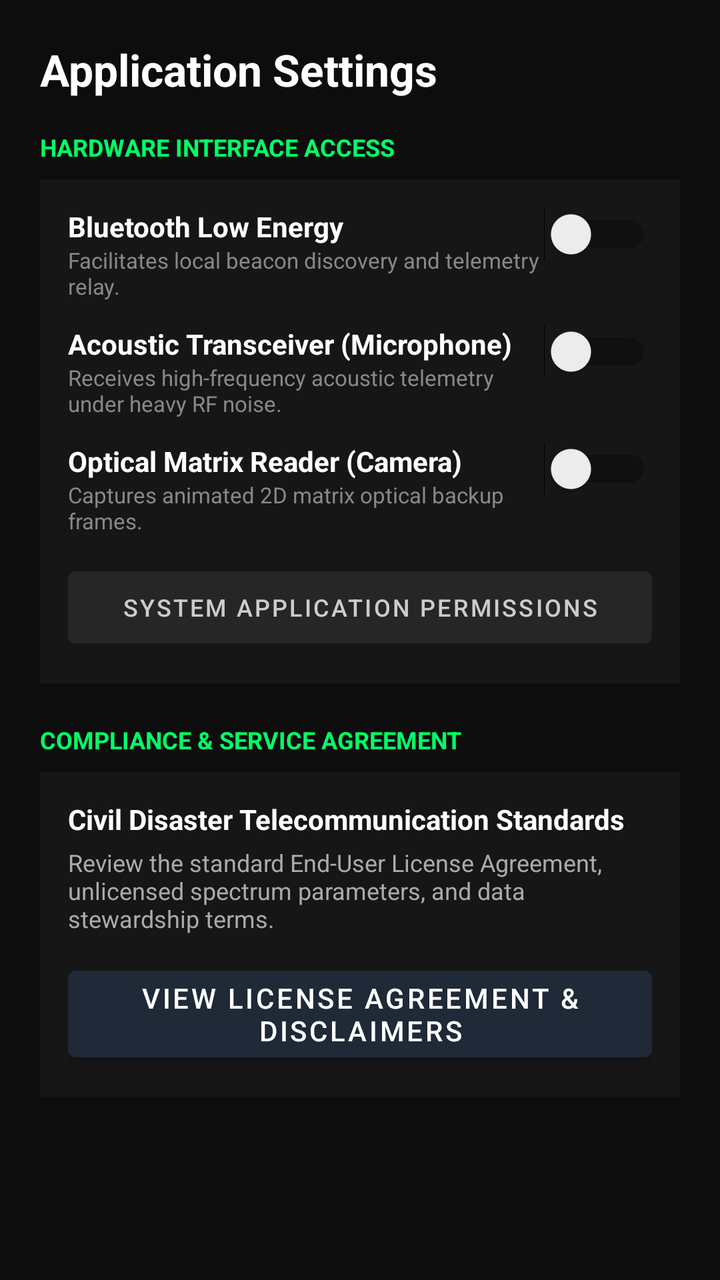
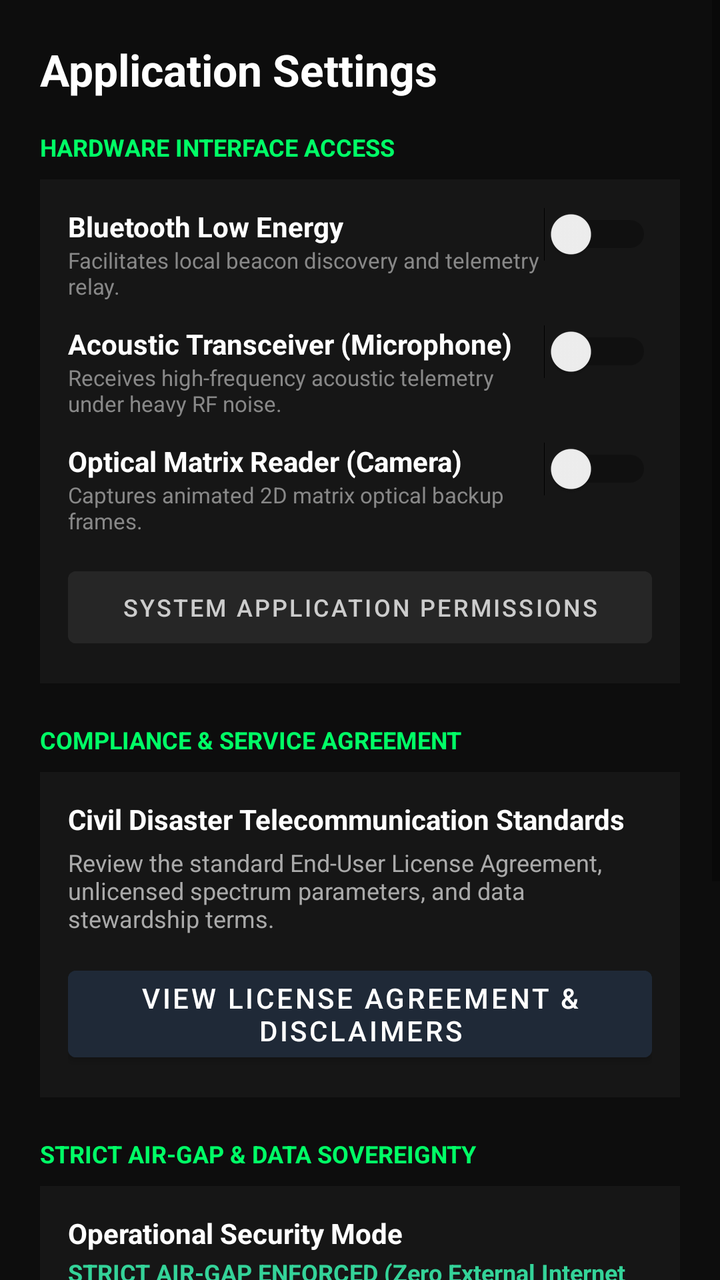

The first picture is an Android layout as it rendered before a commit; the second is the same layout after the commit. The layout source and the unified diff follow.
<!-- AndroidManifest.xml: application theme Theme.DisasterManagement -->
<!-- res/layout/activity_settings.xml -->
<?xml version="1.0" encoding="utf-8"?>
<ScrollView xmlns:android="http://schemas.android.com/apk/res/android"
    android:layout_width="match_parent"
    android:layout_height="match_parent"
    android:background="#0D0D0D">

    <LinearLayout
        android:layout_width="match_parent"
        android:layout_height="wrap_content"
        android:orientation="vertical"
        android:padding="20dp">

        <TextView
            android:layout_width="wrap_content"
            android:layout_height="wrap_content"
            android:text="Application Settings"
            android:textColor="#FFFFFF"
            android:textSize="22sp"
            android:textStyle="bold"
            android:layout_marginBottom="16dp" />

        <TextView
            android:layout_width="wrap_content"
            android:layout_height="wrap_content"
            android:text="HARDWARE INTERFACE ACCESS"
            android:textColor="#00FF66"
            android:textSize="12sp"
            android:textStyle="bold"
            android:layout_marginBottom="8dp" />

        <LinearLayout
            android:layout_width="match_parent"
            android:layout_height="wrap_content"
            android:orientation="vertical"
            android:background="#161616"
            android:padding="14dp"
            android:layout_marginBottom="20dp">

            <RelativeLayout
                android:layout_width="match_parent"
                android:layout_height="wrap_content"
                android:layout_marginBottom="12dp">
                <LinearLayout
                    android:layout_width="wrap_content"
                    android:layout_height="wrap_content"
                    android:orientation="vertical"
                    android:layout_alignParentStart="true"
                    android:layout_toStartOf="@+id/swSettingsBle">
                    <TextView
                        android:layout_width="wrap_content"
                        android:layout_height="wrap_content"
                        android:text="Bluetooth Low Energy"
                        android:textColor="#FFFFFF"
                        android:textStyle="bold" />
                    <TextView
                        android:layout_width="wrap_content"
                        android:layout_height="wrap_content"
                        android:text="Facilitates local beacon discovery and telemetry relay."
                        android:textColor="#888888"
                        android:textSize="11sp" />
                </LinearLayout>
                <Switch
                    android:id="@+id/swSettingsBle"
                    android:layout_width="wrap_content"
                    android:layout_height="wrap_content"
                    android:layout_alignParentEnd="true" />
            </RelativeLayout>

            <RelativeLayout
                android:layout_width="match_parent"
                android:layout_height="wrap_content"
                android:layout_marginBottom="12dp">
                <LinearLayout
                    android:layout_width="wrap_content"
                    android:layout_height="wrap_content"
                    android:orientation="vertical"
                    android:layout_alignParentStart="true"
                    android:layout_toStartOf="@+id/swSettingsMic">
                    <TextView
                        android:layout_width="wrap_content"
                        android:layout_height="wrap_content"
                        android:text="Acoustic Transceiver (Microphone)"
                        android:textColor="#FFFFFF"
                        android:textStyle="bold" />
                    <TextView
                        android:layout_width="wrap_content"
                        android:layout_height="wrap_content"
                        android:text="Receives high-frequency acoustic telemetry under heavy RF noise."
                        android:textColor="#888888"
                        android:textSize="11sp" />
                </LinearLayout>
                <Switch
                    android:id="@+id/swSettingsMic"
                    android:layout_width="wrap_content"
                    android:layout_height="wrap_content"
                    android:layout_alignParentEnd="true" />
            </RelativeLayout>

            <RelativeLayout
                android:layout_width="match_parent"
                android:layout_height="wrap_content"
                android:layout_marginBottom="12dp">
                <LinearLayout
                    android:layout_width="wrap_content"
                    android:layout_height="wrap_content"
                    android:orientation="vertical"
                    android:layout_alignParentStart="true"
                    android:layout_toStartOf="@+id/swSettingsCam">
                    <TextView
                        android:layout_width="wrap_content"
                        android:layout_height="wrap_content"
                        android:text="Optical Matrix Reader (Camera)"
                        android:textColor="#FFFFFF"
                        android:textStyle="bold" />
                    <TextView
                        android:layout_width="wrap_content"
                        android:layout_height="wrap_content"
                        android:text="Captures animated 2D matrix optical backup frames."
                        android:textColor="#888888"
                        android:textSize="11sp" />
                </LinearLayout>
                <Switch
                    android:id="@+id/swSettingsCam"
                    android:layout_width="wrap_content"
                    android:layout_height="wrap_content"
                    android:layout_alignParentEnd="true" />
            </RelativeLayout>

            <Button
                android:id="@+id/btnOpenOsSettings"
                android:layout_width="match_parent"
                android:layout_height="wrap_content"
                android:text="System Application Permissions"
                android:backgroundTint="#262626"
                android:textColor="#CCCCCC"
                android:textSize="12sp" />
        </LinearLayout>

        <TextView
            android:layout_width="wrap_content"
            android:layout_height="wrap_content"
            android:text="COMPLIANCE &amp; SERVICE AGREEMENT"
            android:textColor="#00FF66"
            android:textSize="12sp"
            android:textStyle="bold"
            android:layout_marginBottom="8dp" />

        <LinearLayout
            android:layout_width="match_parent"
            android:layout_height="wrap_content"
            android:orientation="vertical"
            android:background="#161616"
            android:padding="14dp"
            android:layout_marginBottom="20dp">

            <TextView
                android:layout_width="wrap_content"
                android:layout_height="wrap_content"
                android:text="Civil Disaster Telecommunication Standards"
                android:textColor="#FFFFFF"
                android:textStyle="bold"
                android:layout_marginBottom="4dp" />

            <TextView
                android:layout_width="wrap_content"
                android:layout_height="wrap_content"
                android:text="Review the standard End-User License Agreement, unlicensed spectrum parameters, and data stewardship terms."
                android:textColor="#AAAAAA"
                android:textSize="12sp"
                android:layout_marginBottom="12dp" />

            <Button
                android:id="@+id/btnViewTermsOfUse"
                android:layout_width="match_parent"
                android:layout_height="wrap_content"
                android:text="View License Agreement &amp; Disclaimers"
                android:backgroundTint="#1F2937"
                android:textColor="#FFFFFF" />
        </LinearLayout>

    </LinearLayout>
</ScrollView>
<!-- resources referenced by this layout -->
<resources>
  <style name="Theme.DisasterManagement" parent="Theme.MaterialComponents.DayNight.NoActionBar">
          <item name="colorPrimary">#008037</item>
          <item name="colorPrimaryVariant">#004D20</item>
          <item name="colorOnPrimary">#FFFFFF</item>
          <item name="colorSecondary">#60A5FA</item>
          <item name="colorSecondaryVariant">#2563EB</item>
          <item name="colorOnSecondary">#000000</item>
          <item name="android:statusBarColor">#0A0A0A</item>
          <item name="android:windowBackground">#0A0A0A</item>
      </style>
</resources>

<!-- the commit's change to res/layout/activity_settings.xml (unified diff, before → after) -->
@@ -178,5 +178,67 @@
                 android:textColor="#FFFFFF" />
         </LinearLayout>
 
+        
+        <TextView
+            android:layout_width="wrap_content"
+            android:layout_height="wrap_content"
+            android:text="STRICT AIR-GAP &amp; DATA SOVEREIGNTY"
+            android:textColor="#00FF66"
+            android:textSize="12sp"
+            android:textStyle="bold"
+            android:layout_marginBottom="8dp" />
+
+        <LinearLayout
+            android:layout_width="match_parent"
+            android:layout_height="wrap_content"
+            android:orientation="vertical"
+            android:background="#161616"
+            android:padding="14dp"
+            android:layout_marginBottom="20dp">
+
+            <TextView
+                android:layout_width="wrap_content"
+                android:layout_height="wrap_content"
+                android:text="Operational Security Mode"
+                android:textColor="#FFFFFF"
+                android:textStyle="bold" />
+
+            <TextView
+                android:layout_width="wrap_content"
+                android:layout_height="wrap_content"
+                android:text="STRICT AIR-GAP ENFORCED (Zero External Internet Connectivity)"
+                android:textColor="#34D399"
+                android:textSize="12sp"
+                android:textStyle="bold"
+                android:layout_marginTop="2dp"
+                android:layout_marginBottom="10dp" />
+
+            <TextView
+                android:layout_width="wrap_content"
+                android:layout_height="wrap_content"
+                android:text="Security &amp; Architectural Invariants:"
+                android:textColor="#94A3B8"
+                android:textSize="11sp"
+                android:textStyle="bold"
+                android:layout_marginBottom="4dp" />
+
+            <TextView
+                android:layout_width="wrap_content"
+                android:layout_height="wrap_content"
+                android:text="• Cloud / WAN Egress: Permanently neutralized&#10;• Remote Servers / Endpoints: None (Zero remote dependencies)&#10;• On-Device Intelligence: 100% local memory-resident execution&#10;• Local Vault: AES-256 SQLCipher encrypted on-device database&#10;• Physical Transport: Peer-to-peer BLE &amp; Wi-Fi Direct only"
+                android:textColor="#E2E8F0"
+                android:textSize="11sp"
+                android:lineSpacingExtra="3dp"
+                android:layout_marginBottom="14dp" />
+
+            <Button
+                android:id="@+id/btnAuditAirGapIntegrity"
+                android:layout_width="match_parent"
+                android:layout_height="wrap_content"
+                android:text="Verify Air-Gap Attestation"
+                android:backgroundTint="#065F46"
+                android:textColor="#ECFDF5" />
+        </LinearLayout>
+
     </LinearLayout>
 </ScrollView>
